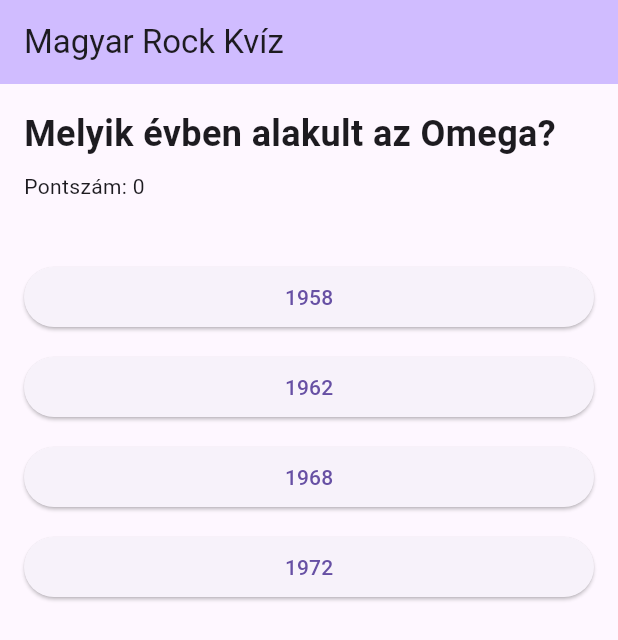
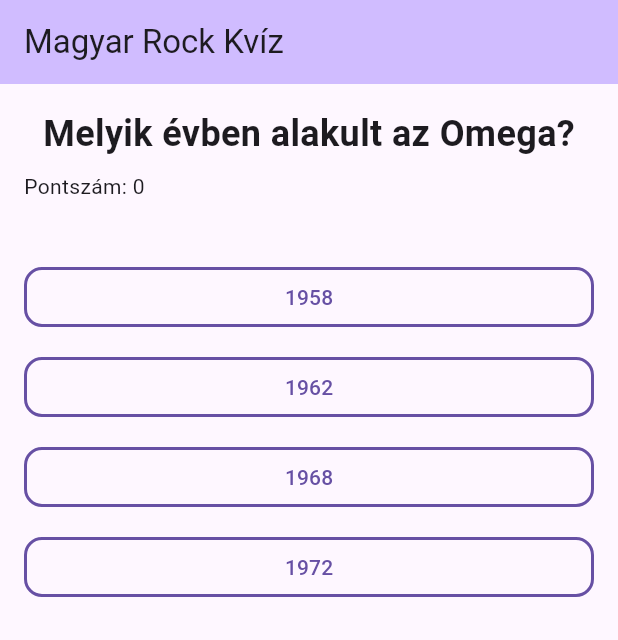
Before and after one commit to dajkagabi/quiz, a Flutter app: the screen it shows after launch, on a phone screen of 412 x 824 dp. Shown: the top 640 px of the screen. Run offline on Flutter 3.47's test engine with Material 3 defaults, Android fonts, the phone set to English and light mode, and no system bars; our stand-ins replace bloc, flutter_bloc; generated files the repository leaves out were written again.

Commit message:
Animációk, színek, gombok kialakítása (ez még változni fog)

```diff
--- a/lib/quiz/cubit/quiz_cubit.dart
+++ b/lib/quiz/cubit/quiz_cubit.dart
@@ -40,7 +40,7 @@
   Future<void> revealAnswerWithDelay(
     bool isCorrect, {
     //Gyorsaság
-    int revealMilliseconds = 800,
+    int revealMilliseconds = 500,
   }) async {
     await Future<void>.delayed(Duration(milliseconds: revealMilliseconds));
 
--- a/lib/quiz/view/quiz_page.dart
+++ b/lib/quiz/view/quiz_page.dart
@@ -3,7 +3,6 @@
 import 'package:quiz/quiz/cubit/quiz_cubit.dart';
 import 'package:quiz/quiz/cubit/quiz_state.dart';
 import 'package:quiz/quiz/view/result_view.dart';
-
 import 'package:quiz/quiz/repository/quiz_repository.dart';
 
 // A QuizPage a quiz alkalmazás fő oldala, ahol a kérdések megjelennek és a felhasználó válaszolhat rájuk.
@@ -47,11 +46,27 @@
             child: Column(
               crossAxisAlignment: CrossAxisAlignment.stretch,
               children: [
-                Text(
+                AnimatedSwitcher(
+                  duration: const Duration(milliseconds: 300),
+                  transitionBuilder: (child, animation) {
+                    return FadeTransition(
+                      opacity: animation,
+                      child: SlideTransition(
+                        position: Tween<Offset>(
+                          begin: const Offset(0.2, 0),
+                          end: Offset.zero,
+                        ).animate(animation),
+                        child: child,
+                      ),
+                    );
+                  },
+                  child: Text(
                     question.question,
+                    key: ValueKey(question.id),
                     style: const TextStyle(
                       fontSize: 24,
                       fontWeight: FontWeight.bold,
+                    ),
                   ),
                 ),
 
@@ -120,9 +135,26 @@
 
                     return Padding(
                       padding: const EdgeInsets.only(bottom: 12),
+                      child: AnimatedContainer(
+                        duration: const Duration(milliseconds: 250),
+                        curve: Curves.easeInOut,
+                        decoration: BoxDecoration(
+                          color: color,
+                          borderRadius: BorderRadius.circular(12),
+                        ),
+                        child: SizedBox(
+                          width: double.infinity,
                           child: ElevatedButton(
                             style: ElevatedButton.styleFrom(
-                          backgroundColor: color,
+                              backgroundColor: color ?? Colors.transparent,
+                              shadowColor: Colors.transparent,
+                              side: BorderSide(
+                                color: color ?? Theme.of(context).colorScheme.primary,
+                                width: 2,
+                              ),
+                              shape: RoundedRectangleBorder(
+                                borderRadius: BorderRadius.circular(12),
+                              ),
                             ),
                             onPressed: state.isAnswered
                                 ? null
@@ -132,10 +164,14 @@
                                     final isCorrect =
                                         optionIndex == question.correctIndex;
 
-                            await cubit.revealAnswerWithDelay(isCorrect);
+                                    await cubit.revealAnswerWithDelay(
+                                      isCorrect,
+                                    );
                                     await cubit.goNextAfterDelay();
                                   },
                             child: Text(option),
+                          ),
+                        ),
                       ),
                     );
                   },
```
Lines whose indentation alone changed are shown as unchanged.
